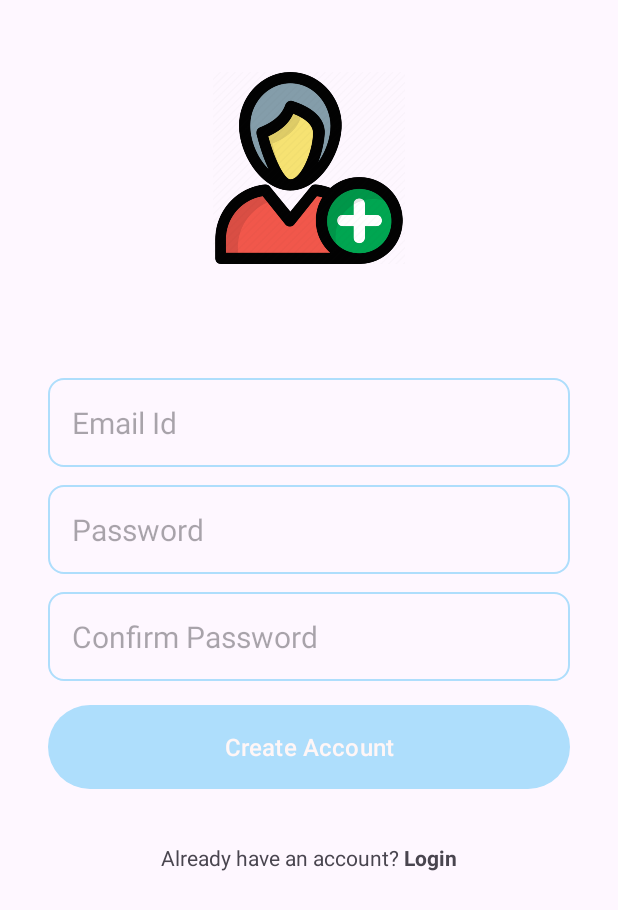
After one commit to Ilevander/Notes-Native-Mobile-App-JAVA, an Android app: the CreateAccountActivity screen opened directly, with no data from a screen before it, on a phone screen of 412 x 824 dp. The commit adds this screen. Shown: the top 910 px of the screen. Run offline under Robolectric (Android 15) with nearby library versions, the phone set to English and light mode, and no system bars.

Commit message:
Loading and Signup Activity

```diff
--- a/app/src/main/AndroidManifest.xml
+++ b/app/src/main/AndroidManifest.xml
@@ -13,7 +13,14 @@
         android:theme="@style/Theme.NotesApp"
         tools:targetApi="31">
         <activity
+            android:name=".CreateAccountActivity"
+            android:exported="false" />
+        <!-- Secondary Activities -->
+        <activity
             android:name=".MainActivity"
+            android:exported="false" /> <!-- This One is the main activity -->
+        <activity
+            android:name=".SplashActivity"
             android:exported="true">
             <intent-filter>
                 <action android:name="android.intent.action.MAIN" />
--- /dev/null
+++ b/app/src/main/java/com/notes/code/CreateAccountActivity.java
@@ -0,0 +1,20 @@
+package com.notes.code;
+
+import android.os.Bundle;
+
+import androidx.activity.EdgeToEdge;
+import androidx.appcompat.app.AppCompatActivity;
+import androidx.core.graphics.Insets;
+import androidx.core.view.ViewCompat;
+import androidx.core.view.WindowInsetsCompat;
+
+public class CreateAccountActivity extends AppCompatActivity {
+
+    @Override
+    protected void onCreate(Bundle savedInstanceState) {
+        super.onCreate(savedInstanceState);
+        EdgeToEdge.enable(this);
+        setContentView(R.layout.activity_create_account);
+
+    }
+}
--- /dev/null
+++ b/app/src/main/java/com/notes/code/SplashActivity.java
@@ -0,0 +1,28 @@
+package com.notes.code;
+
+import android.content.Intent;
+import android.os.Bundle;
+import android.os.Handler;
+
+import androidx.activity.EdgeToEdge;
+import androidx.appcompat.app.AppCompatActivity;
+import androidx.core.graphics.Insets;
+import androidx.core.view.ViewCompat;
+import androidx.core.view.WindowInsetsCompat;
+
+public class SplashActivity extends AppCompatActivity {
+    @Override
+    protected void onCreate(Bundle savedInstanceState) {
+        super.onCreate(savedInstanceState);
+        EdgeToEdge.enable(this);
+        setContentView(R.layout.activity_splash);
+
+        new Handler().postDelayed(new Runnable() {
+            @Override
+            public void run() {
+                startActivity(new Intent(SplashActivity.this,CreateAccountActivity.class));
+            }
+        },1000);//After 1 second of loading it will go to the main activity
+
+    }
+}
--- /dev/null
+++ b/app/src/main/res/drawable/rounded_corner.xml
@@ -0,0 +1,7 @@
+<?xml version="1.0" encoding="utf-8"?>
+<shape xmlns:android="http://schemas.android.com/apk/res/android"
+    android:shape="rectangle">
+    <corners android:radius="10dp"/>
+    <stroke android:width="1dp" android:color="@color/blue"/>
+
+</shape>
--- /dev/null
+++ b/app/src/main/res/layout/activity_create_account.xml
@@ -0,0 +1,108 @@
+<?xml version="1.0" encoding="utf-8"?>
+
+<RelativeLayout xmlns:android="http://schemas.android.com/apk/res/android"
+    xmlns:app="http://schemas.android.com/apk/res-auto"
+    xmlns:tools="http://schemas.android.com/tools"
+    android:layout_width="match_parent"
+    android:layout_height="match_parent"
+    android:layout_marginVertical="16dp"
+    android:layout_marginHorizontal="32dp"
+    tools:context=".CreateAccountActivity">
+    <ImageView
+        android:layout_width="128dp"
+        android:layout_height="128dp"
+        android:layout_centerHorizontal="true"
+        android:layout_marginVertical="32dp"
+        android:id="@+id/sign_up_icon"
+        android:src="@drawable/signup"/>
+
+    <LinearLayout
+        android:layout_width="match_parent"
+        android:layout_height="wrap_content"
+        android:layout_below="@id/sign_up_icon"
+        android:id="@+id/hello_text"
+        android:orientation="vertical"/>
+
+    <LinearLayout
+        android:layout_width="match_parent"
+        android:layout_height="wrap_content"
+        android:id="@+id/form_layout"
+        android:layout_below="@id/hello_text"
+        android:layout_marginVertical="32dp"
+        android:orientation="vertical">
+
+        <EditText
+            android:layout_width="match_parent"
+            android:layout_height="wrap_content"
+            android:id="@+id/email_edit_text"
+            android:inputType="textEmailAddress"
+            android:hint="Email Id"
+            android:textSize="20sp"
+            android:background="@drawable/rounded_corner"
+            android:padding="16dp"
+            android:layout_marginTop="12dp"
+            />
+        <EditText
+            android:layout_width="match_parent"
+            android:layout_height="wrap_content"
+            android:id="@+id/password_edit_text"
+            android:inputType="textPassword"
+            android:hint="Password"
+            android:textSize="20sp"
+            android:background="@drawable/rounded_corner"
+            android:padding="16dp"
+            android:layout_marginTop="12dp"
+            />
+
+        <EditText
+            android:layout_width="match_parent"
+            android:layout_height="wrap_content"
+            android:id="@+id/confirm_password_edit_text"
+            android:inputType="textPassword"
+            android:hint="Confirm Password"
+            android:textSize="20sp"
+            android:background="@drawable/rounded_corner"
+            android:padding="16dp"
+            android:layout_marginTop="12dp"
+            />
+
+        <com.google.android.material.button.MaterialButton
+            android:layout_width="match_parent"
+            android:id="@+id/create_account_btn"
+            android:layout_height="64dp"
+            android:text="Create Account"
+            android:layout_marginTop="12dp"
+            android:textSize="16sp"
+            />
+
+        <ProgressBar
+            android:layout_width="24dp"
+            android:layout_height="64dp"
+            android:id="@+id/progress_bar"
+            android:layout_gravity="center"
+            android:visibility="gone"
+            android:layout_marginTop="12dp"/>
+
+    </LinearLayout>
+
+    <LinearLayout
+        android:layout_width="match_parent"
+        android:layout_height="wrap_content"
+        android:layout_below="@id/form_layout"
+        android:orientation="horizontal"
+        android:gravity="center">
+
+        <TextView
+            android:layout_width="wrap_content"
+            android:layout_height="wrap_content"
+            android:text="Already have an account? "/>
+        <TextView
+            android:layout_width="wrap_content"
+            android:layout_height="wrap_content"
+            android:textStyle="bold"
+            android:id="@+id/login_text_view_btn"
+            android:text="Login"/>
+
+    </LinearLayout>
+
+</RelativeLayout>
--- /dev/null
+++ b/app/src/main/res/layout/activity_splash.xml
@@ -0,0 +1,28 @@
+<?xml version="1.0" encoding="utf-8"?>
+<LinearLayout xmlns:android="http://schemas.android.com/apk/res/android"
+    xmlns:app="http://schemas.android.com/apk/res-auto"
+    xmlns:tools="http://schemas.android.com/tools"
+    android:layout_width="match_parent"
+    android:layout_height="match_parent"
+    android:background="@color/blue"
+    android:orientation="vertical"
+    android:gravity="center"
+    tools:context=".SplashActivity">
+
+    <TextView
+        android:layout_width="match_parent"
+        android:layout_height="wrap_content"
+        android:text="@string/app_name"
+        android:textSize="32sp"
+        android:textColor="@color/white"
+        android:textStyle="bold"
+        android:gravity="center" />
+
+    <ProgressBar
+        android:layout_width="24dp"
+        android:layout_height="24dp"
+        android:indeterminateTint="@color/white"
+        android:layout_margin="16dp"
+        />
+
+</LinearLayout>
--- a/app/src/main/res/values/strings.xml
+++ b/app/src/main/res/values/strings.xml
@@ -1,3 +1,3 @@
 <resources>
-    <string name="app_name">Notes-App</string>
+    <string name="app_name">Notes Android App</string>
 </resources>
--- a/app/src/main/res/values/themes.xml
+++ b/app/src/main/res/values/themes.xml
@@ -4,14 +4,13 @@
         <!-- Customize your light theme here. -->
 
         <!--Primary Brand Color-->
-        <item name="colorPrimary">@color/pink</item>
+        <item name="colorPrimary">@color/blue</item>
         <item name="colorPrimaryVariant">@color/peach</item>
         <item name="colorOnPrimary">@color/white</item>
 
         <!--Secondary Brand Color-->
-        <item name="colorSecondary">@color/blue</item>
-        <item name="colorSecondaryVariant">@color/pink</item>
-        <item name="colorOnSecondary">@color/pink</item>
+        <item name="colorSecondary">@color/pink</item>
+
     </style>
 
     <style name="Theme.NotesApp" parent="Base.Theme.NotesApp" />
```
Also changed, not shown: app/src/main/res/drawable/signin.webp (added), app/src/main/res/drawable/signup.png (added).
